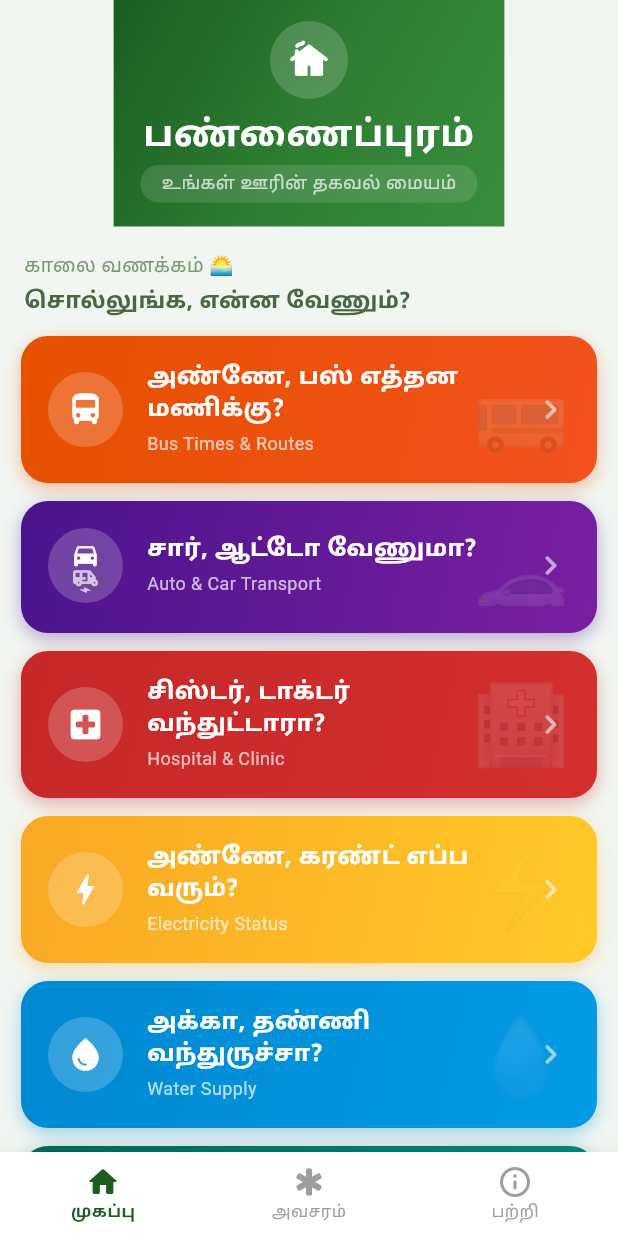
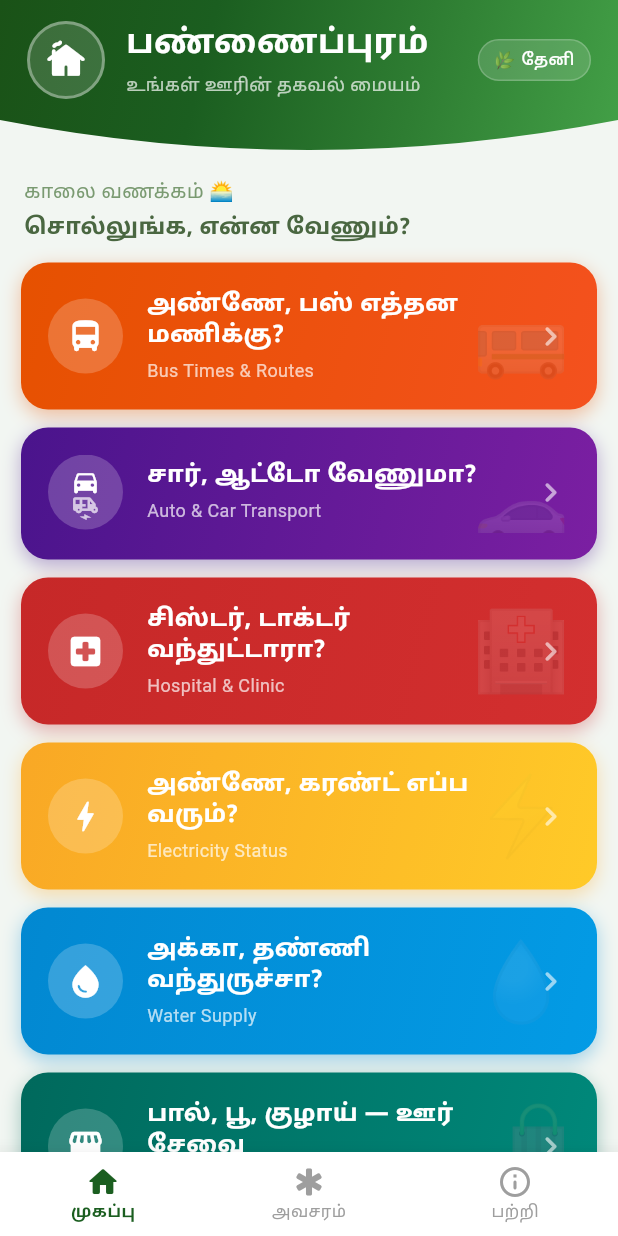
Before and after one commit to VenthanGowthamS/Pannaipuram, a Flutter app: the screen it shows after launch, on a phone screen of 412 x 824 dp. Run offline on Flutter 3.47's test engine with Material 3 defaults, Android fonts, the phone set to English and light mode, and no system bars; our stand-ins replace shared_preferences, shimmer; network calls fail.

Commit message:
Redesign home header — curved edge, row layout, location badge
- Keep compact row layout (icon left, title+subtitle right)
- ClipPath curved bottom edge (popular in Indian apps, looks modern)
- Icon with white ring border for depth
- Deeper gradient (4 shades of green)
- Small "🌿 தேனி" location badge on the right
- Fix broken class structure from previous edit

Co-Authored-By: Claude Sonnet 4.6 <noreply@anthropic.com>

```diff
--- a/app/lib/screens/home_screen.dart
+++ b/app/lib/screens/home_screen.dart
@@ -121,48 +121,46 @@ class _HomeScreenState extends State<HomeScreen> {
   }
 
   Widget _buildHeader(BuildContext context) {
-    return Container(
+    final topPad = MediaQuery.of(context).padding.top;
+    return ClipPath(
+      clipper: _HeaderCurveClipper(),
+      child: Container(
         decoration: const BoxDecoration(
           gradient: LinearGradient(
-          begin: Alignment.topLeft, end: Alignment.bottomRight,
-          colors: [Color(0xFF1B5E20), Color(0xFF2E7D32), Color(0xFF388E3C)],
+            begin: Alignment.topLeft,
+            end: Alignment.bottomRight,
+            colors: [Color(0xFF1A5217), Color(0xFF1B5E20), Color(0xFF2E7D32), Color(0xFF43A047)],
           ),
         ),
-      padding: EdgeInsets.only(
-        top: MediaQuery.of(context).padding.top + 14, left: 18, right: 18, bottom: 16,
-      ),
-      child: Column(
-        children: [
-          // Centered icon
+        padding: EdgeInsets.fromLTRB(18, topPad + 14, 18, 36),
+        child: Row(children: [
+          // Icon with double-ring effect
           Container(
             width: 52, height: 52,
             decoration: BoxDecoration(
-              color: Colors.white.withOpacity(0.18),
-              borderRadius: BorderRadius.circular(26),
+              shape: BoxShape.circle,
+              border: Border.all(color: Colors.white.withOpacity(0.35), width: 2),
+              color: Colors.white.withOpacity(0.15),
             ),
             child: const Icon(Icons.cottage_rounded, color: Colors.white, size: 28),
           ),
-          const SizedBox(height: 8),
-          // Centered app name
+          const SizedBox(width: 14),
+          // Title + subtitle
+          Expanded(child: Column(
+            crossAxisAlignment: CrossAxisAlignment.start,
+            children: [
               const Text(
                 'பண்ணைப்புரம்',
                 style: TextStyle(
                   fontFamily: 'NotoSansTamil',
-              fontSize: 24,
+                  fontSize: 22,
                   fontWeight: FontWeight.bold,
                   color: Colors.white,
-              letterSpacing: 0.5,
+                  letterSpacing: 0.3,
                 ),
-            textAlign: TextAlign.center,
               ),
-          const SizedBox(height: 2),
-          Container(
-            padding: const EdgeInsets.symmetric(horizontal: 14, vertical: 4),
-            decoration: BoxDecoration(
-              color: Colors.white.withOpacity(0.12),
-              borderRadius: BorderRadius.circular(12),
-            ),
-            child: const Text(
+              const SizedBox(height: 3),
+              const Text(
                 'உங்கள் ஊரின் தகவல் மையம்',
                 style: TextStyle(
                   fontFamily: 'NotoSansTamil',
@@ -170,8 +168,23 @@ class _HomeScreenState extends State<HomeScreen> {
                   color: Colors.white70,
                 ),
               ),
+            ],
+          )),
+          // Location badge
+          Container(
+            padding: const EdgeInsets.symmetric(horizontal: 10, vertical: 5),
+            decoration: BoxDecoration(
+              color: Colors.white.withOpacity(0.15),
+              borderRadius: BorderRadius.circular(20),
+              border: Border.all(color: Colors.white.withOpacity(0.2)),
             ),
-        ],
+            child: const Row(mainAxisSize: MainAxisSize.min, children: [
+              Text('🌿', style: TextStyle(fontSize: 11)),
+              SizedBox(width: 4),
+              Text('தேனி', style: TextStyle(fontFamily: 'NotoSansTamil', fontSize: 11, color: Colors.white, fontWeight: FontWeight.w500)),
+            ]),
+          ),
+        ]),
       ),
     );
   }
@@ -187,6 +200,25 @@ class _HomeScreenState extends State<HomeScreen> {
       transitionDuration: const Duration(milliseconds: 300),
     ));
   }
+}
+
+/// Clips the header with a gentle bottom curve
+class _HeaderCurveClipper extends CustomClipper<Path> {
+  @override
+  Path getClip(Size size) {
+    final path = Path();
+    path.lineTo(0, size.height - 22);
+    path.quadraticBezierTo(
+      size.width * 0.5, size.height + 18,
+      size.width, size.height - 22,
+    );
+    path.lineTo(size.width, 0);
+    path.close();
+    return path;
+  }
+
+  @override
+  bool shouldReclip(_HeaderCurveClipper old) => false;
 }
 
 // ── Announcement Banner ────────────────────────────────────────────────────
```
Lines whose indentation alone changed are shown as unchanged.
